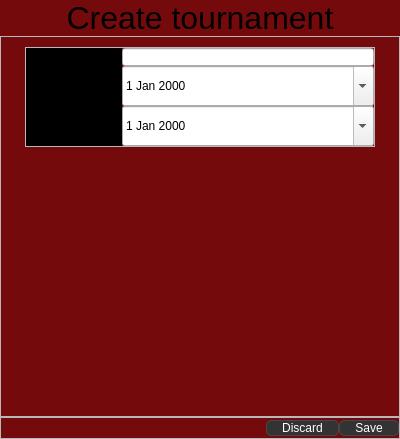
This is tournamentselectorview.ui in Cannabis2013/DartSimulator2019 as Qt 5 draws it before an edit. The edited form follows.
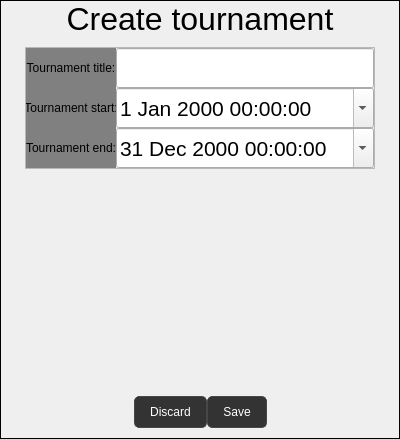
This is the edited form. The open tabs and pages were chosen to show the change.

Commit message: Now able to create tournaments

```diff
--- a/tournamentselectorview.ui
+++ b/tournamentselectorview.ui
@@ -73,6 +73,9 @@
         <property name="tabletTracking">
          <bool>true</bool>
         </property>
+        <property name="frameShape">
+         <enum>QFrame::Panel</enum>
+        </property>
         <property name="currentIndex">
          <number>1</number>
         </property>
@@ -578,11 +581,19 @@
          </layout>
         </widget>
         <widget class="QWidget" name="CreateTournamentPage">
+         <property name="enabled">
+          <bool>true</bool>
+         </property>
+         <property name="mouseTracking">
+          <bool>true</bool>
+         </property>
+         <property name="tabletTracking">
+          <bool>true</bool>
+         </property>
          <property name="styleSheet">
           <string notr="true">QWidget#CreateTournamentPage
 {
-	background-color: rgb(117, 10, 12);
-	border:0px solid;	
+	
 }
 
 QPushButton
@@ -642,7 +653,8 @@
             <property name="styleSheet">
              <string notr="true">QLabel
 {
-	background-color:black;
+	background-color:gray;
+	color:black;
 }
 
 QDateTuneEdut
@@ -651,7 +663,7 @@
 }</string>
             </property>
             <property name="frameShape">
-             <enum>QFrame::StyledPanel</enum>
+             <enum>QFrame::NoFrame</enum>
             </property>
             <property name="frameShadow">
              <enum>QFrame::Raised</enum>
@@ -744,26 +756,49 @@
                   </property>
                   <property name="minimumSize">
                    <size>
-                    <width>96</width>
+                    <width>90</width>
                     <height>0</height>
                    </size>
                   </property>
                   <property name="maximumSize">
                    <size>
-                    <width>96</width>
+                    <width>84</width>
                     <height>16777215</height>
                    </size>
                   </property>
                   <property name="text">
-                   <string>Tournament title</string>
+                   <string>Tournament title:</string>
+                  </property>
+                  <property name="alignment">
+                   <set>Qt::AlignCenter</set>
                   </property>
                  </widget>
                 </item>
                 <item row="0" column="1">
-                 <widget class="QLineEdit" name="lineEdit">
+                 <widget class="QLineEdit" name="titleSelector">
+                  <property name="minimumSize">
+                   <size>
+                    <width>0</width>
+                    <height>40</height>
+                   </size>
+                  </property>
+                  <property name="maximumSize">
+                   <size>
+                    <width>16777215</width>
+                    <height>40</height>
+                   </size>
+                  </property>
+                  <property name="font">
+                   <font>
+                    <pointsize>16</pointsize>
+                   </font>
+                  </property>
                   <property name="styleSheet">
                    <string notr="true">margin:0px;</string>
                   </property>
+                  <property name="text">
+                   <string/>
+                  </property>
                  </widget>
                 </item>
                 <item row="1" column="0">
@@ -776,18 +811,24 @@
                   </property>
                   <property name="minimumSize">
                    <size>
-                    <width>96</width>
+                    <width>90</width>
                     <height>40</height>
                    </size>
                   </property>
                   <property name="maximumSize">
                    <size>
-                    <width>96</width>
+                    <width>84</width>
                     <height>40</height>
                    </size>
                   </property>
                   <property name="text">
-                   <string>Tournament start</string>
+                   <string>Tournament start:</string>
+                  </property>
+                  <property name="alignment">
+                   <set>Qt::AlignCenter</set>
+                  </property>
+                  <property name="margin">
+                   <number>0</number>
                   </property>
                  </widget>
                 </item>
@@ -801,23 +842,26 @@
                   </property>
                   <property name="minimumSize">
                    <size>
-                    <width>96</width>
+                    <width>90</width>
                     <height>40</height>
                    </size>
                   </property>
                   <property name="maximumSize">
                    <size>
-                    <width>96</width>
+                    <width>72</width>
                     <height>40</height>
                    </size>
                   </property>
                   <property name="text">
-                   <string>Tournament end</string>
+                   <string>Tournament end:</string>
+                  </property>
+                  <property name="alignment">
+                   <set>Qt::AlignCenter</set>
                   </property>
                  </widget>
                 </item>
                 <item row="1" column="1">
-                 <widget class="QDateEdit" name="dateEdit">
+                 <widget class="QDateTimeEdit" name="startDateSelector">
                   <property name="minimumSize">
                    <size>
                     <width>0</width>
@@ -830,6 +874,11 @@
                     <height>40</height>
                    </size>
                   </property>
+                  <property name="font">
+                   <font>
+                    <pointsize>16</pointsize>
+                   </font>
+                  </property>
                   <property name="calendarPopup">
                    <bool>true</bool>
                   </property>
@@ -839,7 +888,7 @@
                  </widget>
                 </item>
                 <item row="2" column="1">
-                 <widget class="QDateEdit" name="dateEdit_2">
+                 <widget class="QDateTimeEdit" name="endDateSelector">
                   <property name="minimumSize">
                    <size>
                     <width>0</width>
@@ -852,6 +901,18 @@
                     <height>40</height>
                    </size>
                   </property>
+                  <property name="font">
+                   <font>
+                    <pointsize>16</pointsize>
+                   </font>
+                  </property>
+                  <property name="date">
+                   <date>
+                    <year>2000</year>
+                    <month>12</month>
+                    <day>31</day>
+                   </date>
+                  </property>
                   <property name="calendarPopup">
                    <bool>true</bool>
                   </property>
@@ -887,7 +948,7 @@
                <property name="sizeHint" stdset="0">
                 <size>
                  <width>20</width>
-                 <height>257</height>
+                 <height>230</height>
                 </size>
                </property>
               </spacer>
@@ -897,8 +958,32 @@
           </item>
           <item row="2" column="0">
            <widget class="QFrame" name="MainButtonsFrame">
+            <property name="sizePolicy">
+             <sizepolicy hsizetype="Preferred" vsizetype="Fixed">
+              <horstretch>0</horstretch>
+              <verstretch>0</verstretch>
+             </sizepolicy>
+            </property>
+            <property name="minimumSize">
+             <size>
+              <width>0</width>
+              <height>32</height>
+             </size>
+            </property>
+            <property name="maximumSize">
+             <size>
+              <width>16777215</width>
+              <height>40</height>
+             </size>
+            </property>
+            <property name="mouseTracking">
+             <bool>true</bool>
+            </property>
+            <property name="tabletTracking">
+             <bool>true</bool>
+            </property>
             <property name="frameShape">
-             <enum>QFrame::StyledPanel</enum>
+             <enum>QFrame::NoFrame</enum>
             </property>
             <property name="frameShadow">
              <enum>QFrame::Raised</enum>
@@ -926,7 +1011,7 @@
                </property>
                <property name="sizeHint" stdset="0">
                 <size>
-                 <width>235</width>
+                 <width>0</width>
                  <height>20</height>
                 </size>
                </property>
@@ -934,6 +1019,12 @@
              </item>
              <item>
               <widget class="QPushButton" name="pushButton">
+               <property name="sizePolicy">
+                <sizepolicy hsizetype="Preferred" vsizetype="Expanding">
+                 <horstretch>0</horstretch>
+                 <verstretch>0</verstretch>
+                </sizepolicy>
+               </property>
                <property name="text">
                 <string>Discard</string>
                </property>
@@ -941,14 +1032,52 @@
              </item>
              <item>
               <widget class="QPushButton" name="pushButton_2">
+               <property name="sizePolicy">
+                <sizepolicy hsizetype="Preferred" vsizetype="Expanding">
+                 <horstretch>0</horstretch>
+                 <verstretch>0</verstretch>
+                </sizepolicy>
+               </property>
                <property name="text">
                 <string>Save</string>
                </property>
               </widget>
              </item>
+             <item>
+              <spacer name="horizontalSpacer_9">
+               <property name="orientation">
+                <enum>Qt::Horizontal</enum>
+               </property>
+               <property name="sizeType">
+                <enum>QSizePolicy::Expanding</enum>
+               </property>
+               <property name="sizeHint" stdset="0">
+                <size>
+                 <width>0</width>
+                 <height>20</height>
+                </size>
+               </property>
+              </spacer>
+             </item>
             </layout>
            </widget>
           </item>
+          <item row="3" column="0">
+           <spacer name="verticalSpacer_7">
+            <property name="orientation">
+             <enum>Qt::Vertical</enum>
+            </property>
+            <property name="sizeType">
+             <enum>QSizePolicy::Fixed</enum>
+            </property>
+            <property name="sizeHint" stdset="0">
+             <size>
+              <width>20</width>
+              <height>10</height>
+             </size>
+            </property>
+           </spacer>
+          </item>
          </layout>
         </widget>
        </widget>
```
Left out of the diff: 85 changed lines with no effect on the pictures. The commit also changes 14 other files.
